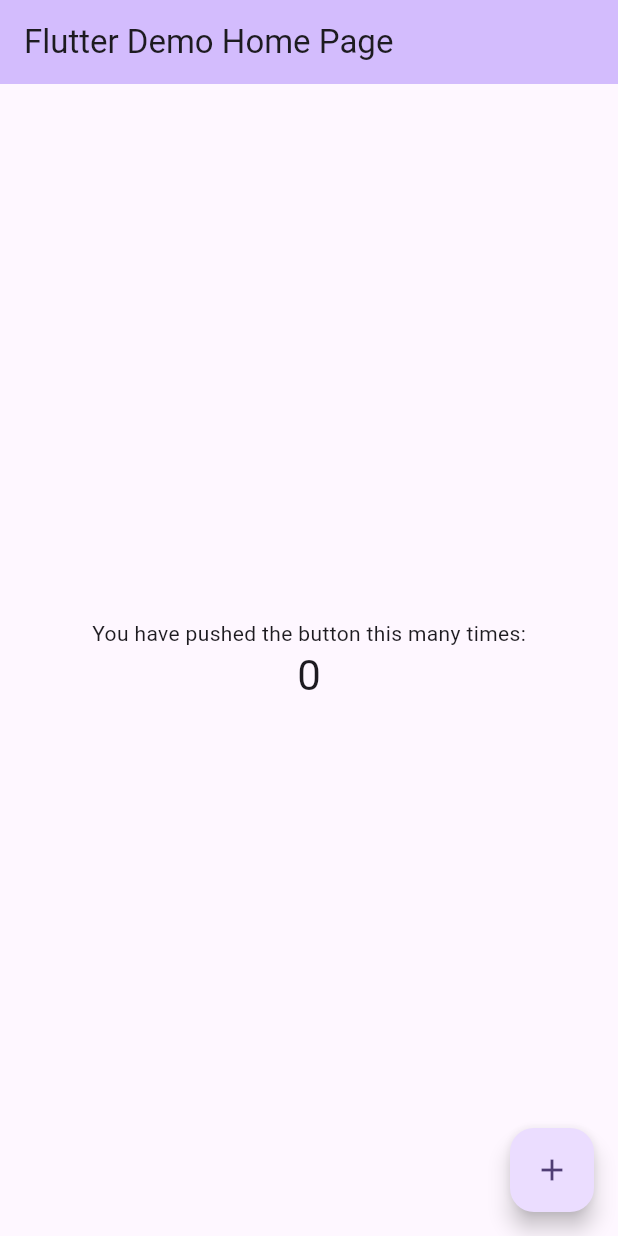
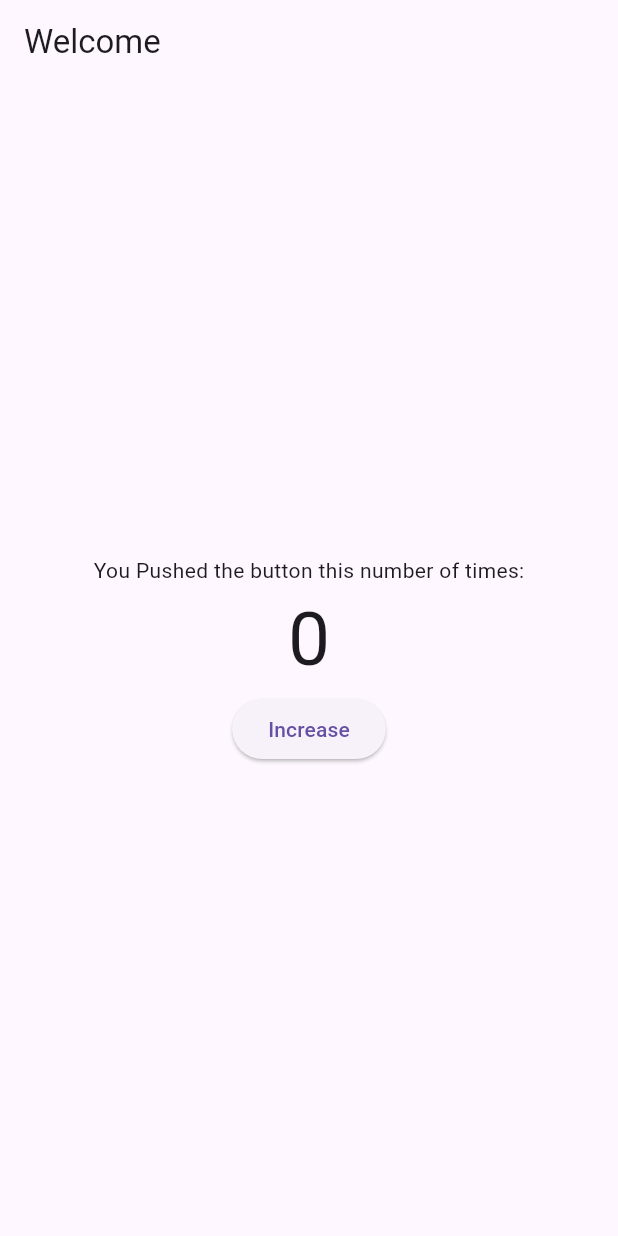
Before and after one commit to KayMohh/flutter, a Flutter app: the screen it shows after launch, on a phone screen of 412 x 824 dp. Run offline on Flutter 3.47's test engine with Material 3 defaults, Android fonts, the phone set to English and light mode, and no system bars.

Commit message:
added the counter functionality

```diff
--- a/simple_counter/lib/main.dart
+++ b/simple_counter/lib/main.dart
@@ -1,4 +1,6 @@
 import 'package:flutter/material.dart';
+
+import 'pages/counter_page.dart';
 
 void main() {
   runApp(const MyApp());
@@ -11,115 +13,8 @@ class MyApp extends StatelessWidget {
   @override
   Widget build(BuildContext context) {
     return MaterialApp(
-      title: 'Flutter Demo',
-      theme: ThemeData(
-        // This is the theme of your application.
-        //
-        // TRY THIS: Try running your application with "flutter run". You'll see
-        // the application has a purple toolbar. Then, without quitting the app,
-        // try changing the seedColor in the colorScheme below to Colors.green
-        // and then invoke "hot reload" (save your changes or press the "hot
-        // reload" button in a Flutter-supported IDE, or press "r" if you used
-        // the command line to start the app).
-        //
-        // Notice that the counter didn't reset back to zero; the application
-        // state is not lost during the reload. To reset the state, use hot
-        // restart instead.
-        //
-        // This works for code too, not just values: Most code changes can be
-        // tested with just a hot reload.
-        colorScheme: ColorScheme.fromSeed(seedColor: Colors.deepPurple),
-        useMaterial3: true,
-      ),
-      home: const MyHomePage(title: 'Flutter Demo Home Page'),
+      debugShowCheckedModeBanner: false,
+      home: CounterPage(),
     );
   }
 }
-
-class MyHomePage extends StatefulWidget {
-  const MyHomePage({super.key, required this.title});
-
-  // This widget is the home page of your application. It is stateful, meaning
-  // that it has a State object (defined below) that contains fields that affect
-  // how it looks.
-
-  // This class is the configuration for the state. It holds the values (in this
-  // case the title) provided by the parent (in this case the App widget) and
-  // used by the build method of the State. Fields in a Widget subclass are
-  // always marked "final".
-
-  final String title;
-
-  @override
-  State<MyHomePage> createState() => _MyHomePageState();
-}
-
-class _MyHomePageState extends State<MyHomePage> {
-  int _counter = 0;
-
-  void _incrementCounter() {
-    setState(() {
-      // This call to setState tells the Flutter framework that something has
-      // changed in this State, which causes it to rerun the build method below
-      // so that the display can reflect the updated values. If we changed
-      // _counter without calling setState(), then the build method would not be
-      // called again, and so nothing would appear to happen.
-      _counter++;
-    });
-  }
-
-  @override
-  Widget build(BuildContext context) {
-    // This method is rerun every time setState is called, for instance as done
-    // by the _incrementCounter method above.
-    //
-    // The Flutter framework has been optimized to make rerunning build methods
-    // fast, so that you can just rebuild anything that needs updating rather
-    // than having to individually change instances of widgets.
-    return Scaffold(
-      appBar: AppBar(
-        // TRY THIS: Try changing the color here to a specific color (to
-        // Colors.amber, perhaps?) and trigger a hot reload to see the AppBar
-        // change color while the other colors stay the same.
-        backgroundColor: Theme.of(context).colorScheme.inversePrimary,
-        // Here we take the value from the MyHomePage object that was created by
-        // the App.build method, and use it to set our appbar title.
-        title: Text(widget.title),
-      ),
-      body: Center(
-        // Center is a layout widget. It takes a single child and positions it
-        // in the middle of the parent.
-        child: Column(
-          // Column is also a layout widget. It takes a list of children and
-          // arranges them vertically. By default, it sizes itself to fit its
-          // children horizontally, and tries to be as tall as its parent.
-          //
-          // Column has various properties to control how it sizes itself and
-          // how it positions its children. Here we use mainAxisAlignment to
-          // center the children vertically; the main axis here is the vertical
-          // axis because Columns are vertical (the cross axis would be
-          // horizontal).
-          //
-          // TRY THIS: Invoke "debug painting" (choose the "Toggle Debug Paint"
-          // action in the IDE, or press "p" in the console), to see the
-          // wireframe for each widget.
-          mainAxisAlignment: MainAxisAlignment.center,
-          children: <Widget>[
-            const Text(
-              'You have pushed the button this many times:',
-            ),
-            Text(
-              '$_counter',
-              style: Theme.of(context).textTheme.headlineMedium,
-            ),
-          ],
-        ),
-      ),
-      floatingActionButton: FloatingActionButton(
-        onPressed: _incrementCounter,
-        tooltip: 'Increment',
-        child: const Icon(Icons.add),
-      ), // This trailing comma makes auto-formatting nicer for build methods.
-    );
-  }
-}
--- /dev/null
+++ b/simple_counter/lib/pages/counter_page.dart
@@ -0,0 +1,44 @@
+import "package:flutter/material.dart";
+
+class CounterPage extends StatefulWidget {
+  const CounterPage({super.key});
+
+  @override
+  State<CounterPage> createState() => _CounterPageState();
+}
+
+class _CounterPageState extends State<CounterPage> {
+  //var
+  int counter = 0;
+
+  //method
+  void increamentCounter() {
+    setState(() {
+      counter++;
+    });
+  }
+
+  //UI
+
+  @override
+  Widget build(BuildContext context) {
+    return Scaffold(
+      appBar: AppBar(
+        title: Text("Welcome"),
+      ),
+      body: Center(
+        child: Column(mainAxisAlignment: MainAxisAlignment.center, children: [
+          Text("You Pushed the button this number of times:"),
+          Text(
+            counter.toString(),
+            style: TextStyle(fontSize: 50),
+          ),
+
+          //button
+
+          ElevatedButton(onPressed: increamentCounter, child: Text("Increase"))
+        ]),
+      ),
+    );
+  }
+}
```
